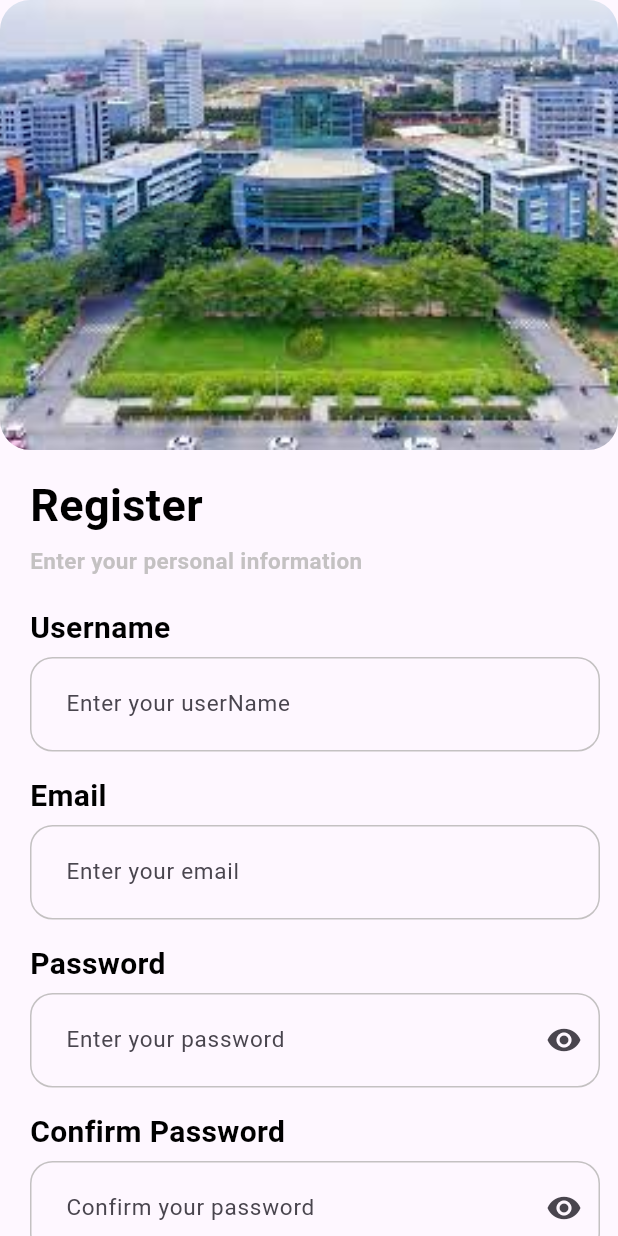
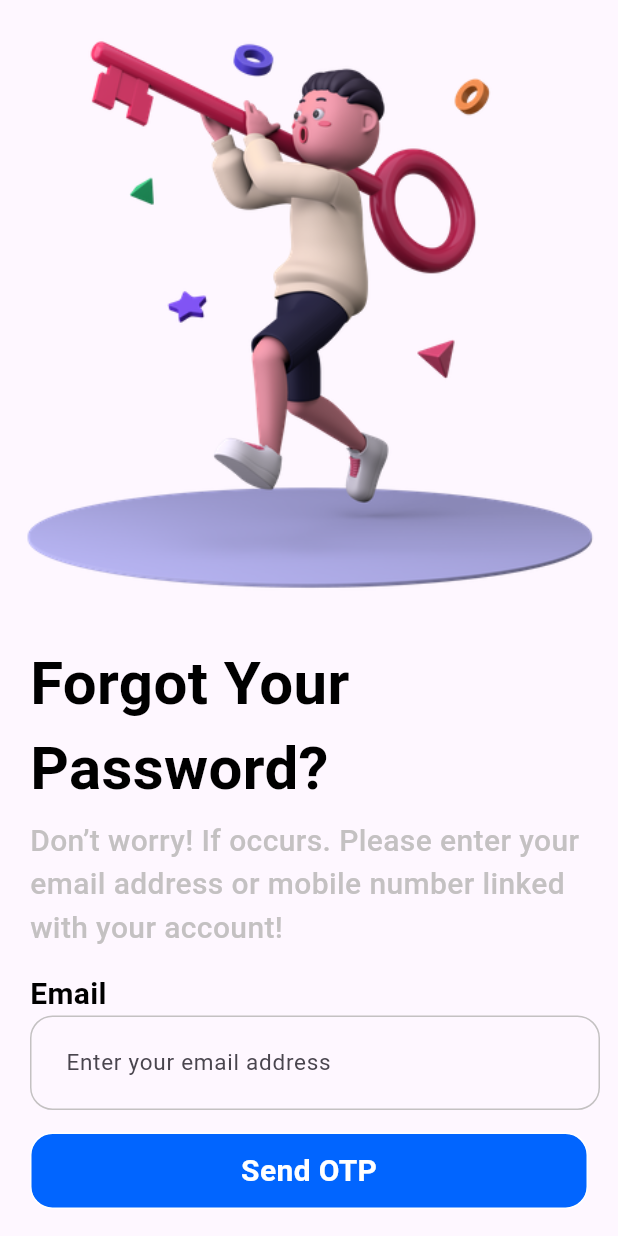
Before and after one commit to phananhvu16112002/Attendance_System_Flutter_NodeJS, a Flutter app: the screen it shows after launch, on a phone screen of 412 x 824 dp. Run offline on Flutter 3.47's test engine with Material 3 defaults, Android fonts, the phone set to English and light mode, and no system bars.

Commit message:
Forgot Password Page

```diff
--- /dev/null
+++ b/lib/Pages/ForgotPassword/components/Body_Forgot_Password.dart
@@ -0,0 +1,102 @@
+import 'package:attendance_system_nodejs/common/bases/CustomButton.dart';
+import 'package:attendance_system_nodejs/common/bases/CustomText.dart';
+import 'package:attendance_system_nodejs/common/bases/CustomTextField.dart';
+import 'package:attendance_system_nodejs/common/colors/colors.dart';
+import 'package:flutter/material.dart';
+
+class BodyForgotPassword extends StatelessWidget {
+  const BodyForgotPassword({
+    super.key,
+    required this.description,
+    required this.emailAddress,
+  });
+
+  final String description;
+  final TextEditingController emailAddress;
+
+  @override
+  Widget build(BuildContext context) {
+    return SingleChildScrollView(
+      child: Column(
+        crossAxisAlignment: CrossAxisAlignment.start,
+        children: [
+          Image.asset('assets/images/forgot.png'),
+          Container(
+            height: MediaQuery.of(context).size.height,
+            child: Padding(
+              padding: const EdgeInsets.only(top: 15, left: 20),
+              child: Column(
+                crossAxisAlignment: CrossAxisAlignment.start,
+                children: [
+                  CustomText(
+                      message: 'Forgot Your Password?',
+                      fontSize: 40,
+                      fontWeight: FontWeight.bold,
+                      color: AppColors.primaryText),
+                  SizedBox(
+                    height: 5,
+                  ),
+                  CustomText(
+                      message: description,
+                      fontSize: 20,
+                      fontWeight: FontWeight.w500,
+                      color: AppColors.secondaryText),
+                  SizedBox(
+                    height: 15,
+                  ),
+                  CustomText(
+                      message: "Email",
+                      fontSize: 20,
+                      fontWeight: FontWeight.bold,
+                      color: AppColors.primaryText),
+                  CustomTextField(
+                      controller: emailAddress,
+                      textInputType: TextInputType.emailAddress,
+                      obscureText: false,
+                      suffixIcon: Icon(null),
+                      hintText: 'Enter your email address'),
+                  SizedBox(
+                    height: 15,
+                  ),
+                  Padding(
+                    padding: const EdgeInsets.only(right: 20),
+                    child: CustomButton(
+                        buttonName: "Send OTP",
+                        backgroundColorButton: AppColors.primaryButton,
+                        borderColor: Colors.white,
+                        textColor: Colors.white,
+                        function: () {}),
+                  ),
+                  SizedBox(
+                    height: 15,
+                  ),
+                  Padding(
+                    padding: const EdgeInsets.only(right: 20),
+                    child: Row(
+                      mainAxisAlignment: MainAxisAlignment.center,
+                      children: [
+                        CustomText(
+                            message: 'Already have an account ? ',
+                            fontSize: 15,
+                            fontWeight: FontWeight.w500,
+                            color: AppColors.primaryText),
+                        GestureDetector(
+                          onTap: () {},
+                          child: CustomText(
+                              message: 'Log In',
+                              fontSize: 15,
+                              fontWeight: FontWeight.bold,
+                              color: AppColors.importantText),
+                        ),
+                      ],
+                    ),
+                  )
+                ],
+              ),
+            ),
+          )
+        ],
+      ),
+    );
+  }
+}
--- /dev/null
+++ b/lib/Pages/ForgotPassword/screens/ForgotPassword.dart
@@ -0,0 +1,25 @@
+import 'package:attendance_system_nodejs/Pages/ForgotPassword/components/Body_Forgot_Password.dart';
+import 'package:attendance_system_nodejs/common/bases/CustomButton.dart';
+import 'package:attendance_system_nodejs/common/bases/CustomText.dart';
+import 'package:attendance_system_nodejs/common/bases/CustomTextField.dart';
+import 'package:attendance_system_nodejs/common/colors/colors.dart';
+import 'package:flutter/material.dart';
+
+class ForgotPassword extends StatefulWidget {
+  const ForgotPassword({super.key});
+
+  @override
+  State<ForgotPassword> createState() => _ForgotPasswordState();
+}
+
+class _ForgotPasswordState extends State<ForgotPassword> {
+  String description =
+      "Don’t worry! If occurs. Please enter your email address or mobile number linked with your account!";
+  TextEditingController emailAddress = TextEditingController();
+  @override
+  Widget build(BuildContext context) {
+    return Scaffold(
+        body: BodyForgotPassword(
+            description: description, emailAddress: emailAddress));
+  }
+}
--- a/lib/Pages/SignIn/screens/SignInPage.dart
+++ b/lib/Pages/SignIn/screens/SignInPage.dart
@@ -1,9 +1,4 @@
 import 'package:attendance_system_nodejs/Pages/SignIn/components/Body.dart';
-import 'package:attendance_system_nodejs/common/bases/CustomTextField.dart';
-import 'package:attendance_system_nodejs/common/bases/ImageSlider.dart';
-import 'package:attendance_system_nodejs/common/bases/CustomButton.dart';
-import 'package:attendance_system_nodejs/common/bases/CustomText.dart';
-import 'package:attendance_system_nodejs/common/colors/colors.dart';
 import 'package:flutter/material.dart';
 
 class SignInPage extends StatefulWidget {
--- a/lib/main.dart
+++ b/lib/main.dart
@@ -1,3 +1,4 @@
+import 'package:attendance_system_nodejs/Pages/ForgotPassword/screens/ForgotPassword.dart';
 import 'package:attendance_system_nodejs/Pages/Register/screens/RegisterPage.dart';
 import 'package:attendance_system_nodejs/Pages/SignIn/screens/SignInPage.dart';
 import 'package:attendance_system_nodejs/Pages/Welcome/screens/WelcomePage.dart';
@@ -19,7 +20,7 @@ class MyApp extends StatelessWidget {
         colorScheme: ColorScheme.fromSeed(seedColor: Colors.deepPurple),
         useMaterial3: true,
       ),
-      home: const RegisterPage(),
+      home: const ForgotPassword(),
       debugShowCheckedModeBanner: false,
     );
   }
```
Also changed, not shown: lib/Pages/Register/screens/RegisterPage.dart (+0 -7 lines), assets/images/forgot.png (added).
